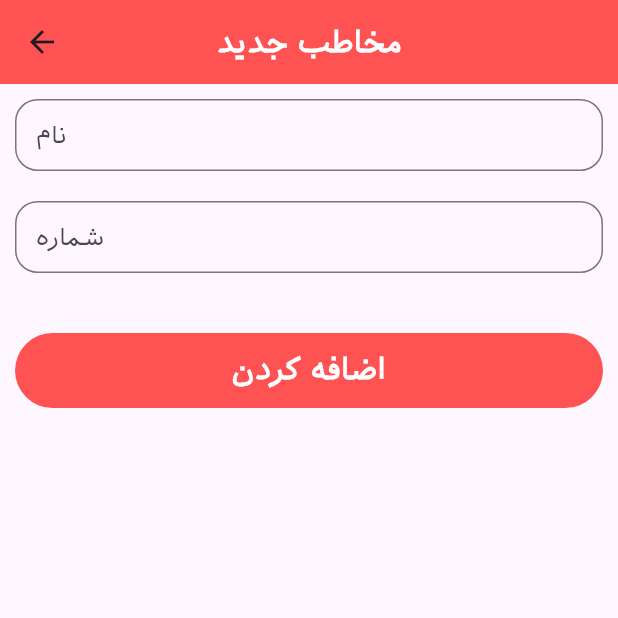
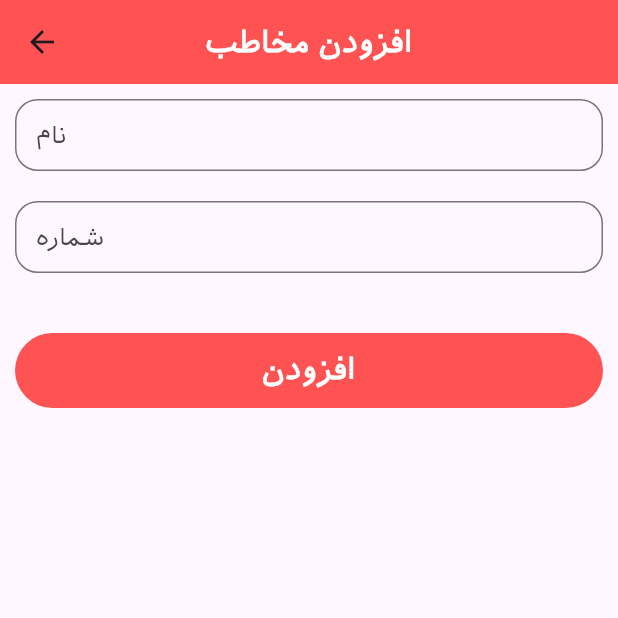
Before and after one commit to moradzadeh67/phonebook_api, a Flutter app: the AddEditeScreen screen opened directly, on a phone screen of 412 x 824 dp, the top half of it. Run offline on Flutter 3.47's test engine with Material 3 defaults, Android fonts, the phone set to English and light mode, and no system bars; network calls fail.

Commit message:
forth commit

```diff
--- a/lib/models/contact.dart
+++ b/lib/models/contact.dart
@@ -3,10 +3,12 @@ class Contact {
 
   late final String phone;
   late final String fullname;
+  String? id;
 
   Contact.fromJson(Map<String, dynamic> json) {
     phone = json['phone'];
     fullname = json['fullname'];
+    id = json['id'].toString();
   }
 
   Map<String, dynamic> toJson() {
--- a/lib/screens/add_edite_screen.dart
+++ b/lib/screens/add_edite_screen.dart
@@ -7,6 +7,7 @@ import '../widget/MyTextField.dart';
 class AddEditeScreen extends StatefulWidget {
   static TextEditingController nameController = TextEditingController();
   static TextEditingController phoneController = TextEditingController();
+  static int id = 0;
 
   const AddEditeScreen({super.key});
 
@@ -25,9 +26,9 @@ class _AddEditeScreenState extends State<AddEditeScreen> {
           elevation: 0,
           backgroundColor: Colors.redAccent,
           centerTitle: true,
-          title: const Text(
-            'مخاطب جدید',
-            style: TextStyle(
+          title: Text(
+            AddEditeScreen.id == 0 ? 'افزودن مخاطب' : 'ویرایش مخاطب',
+            style: const TextStyle(
               fontFamily: 'iran',
               fontWeight: FontWeight.bold,
               fontSize: 20,
@@ -56,16 +57,24 @@ class _AddEditeScreenState extends State<AddEditeScreen> {
               MyButton(
                 onPressed: () {
                   if (formKey.currentState!.validate()) {
-                    Network.postData(
-                      fullname: AddEditeScreen.nameController.text,
-                      phone: AddEditeScreen.phoneController.text,
-                    );
+                    if (AddEditeScreen.id == 0) {
+                      Network.postData(
+                        phone: AddEditeScreen.phoneController.text,
+                        fullname: AddEditeScreen.nameController.text,
+                      );
+                    } else {
+                      Network.putData(
+                        phone: AddEditeScreen.phoneController.text,
+                        fullname: AddEditeScreen.nameController.text,
+                        id: AddEditeScreen.id.toString(),
+                      );
+                    }
                     Navigator.pop(context);
                   }
                 },
                 width: double.infinity,
-                child: const Text(
-                  'اضافه کردن',
+                child: Text(
+                  AddEditeScreen.id == 0 ? 'افزودن' : 'ویرایش',
                   style: TextStyle(
                     fontFamily: 'iran',
                     fontWeight: FontWeight.bold,
--- a/lib/utils/network.dart
+++ b/lib/utils/network.dart
@@ -49,7 +49,7 @@ class Network {
   }
 
   static Future<void> deleteContact(String id) async {
-    await http.delete(urlWithId('2')).then((value) {
+    await http.delete(urlWithId(id)).then((value) {
       getData();
     });
   }
```
Also changed, not shown: lib/screens/home_screen.dart (+43 -4 lines).
